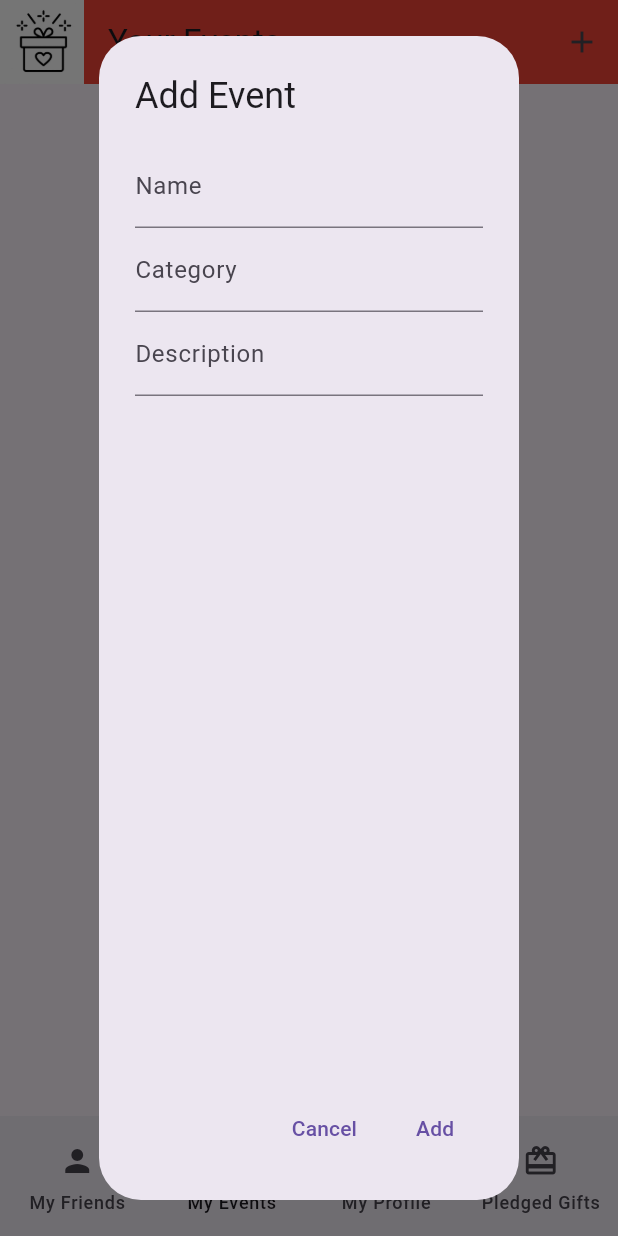
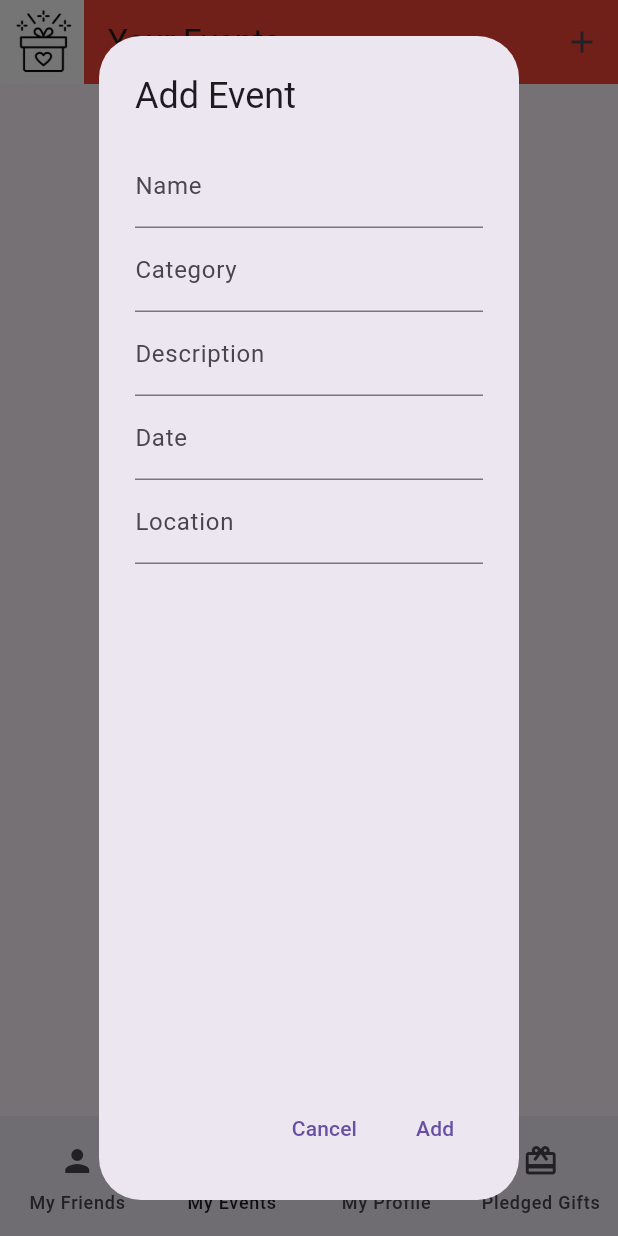
Before and after one commit to DevYehia/Hediaty-Gifter, a Flutter app: the MyMainPage screen opened directly, item 2 of the bottom bar chosen, after a tap on the "add" icon, on a phone screen of 412 x 824 dp. Run offline on Flutter 3.47's test engine with Material 3 defaults, Android fonts, the phone set to English and light mode, and no system bars; our stand-ins replace firebase_auth, firebase_core, firebase_database, sqflite; accounts and stored records are empty.

```diff
--- a/hediaty/lib/CustomWidgets/eventCreationDialog.dart
+++ b/hediaty/lib/CustomWidgets/eventCreationDialog.dart
@@ -1,12 +1,14 @@
 import 'package:flutter/material.dart';
-import 'package:hediaty/Models/LoggedUser.dart';
 import 'package:hediaty/Models/event.dart';
+import 'package:hediaty/Models/user.dart';
 
 class EventCreationDialog extends StatelessWidget{
 
   final eventNameController = TextEditingController();
   final eventCategoryController = TextEditingController();
   final eventDescriptionController = TextEditingController();
+  final eventDateController = TextEditingController();
+  final eventLocationController = TextEditingController();
   final VoidCallback setStateCallBack;
 
   EventCreationDialog({required this.setStateCallBack});
@@ -51,7 +53,28 @@ class EventCreationDialog extends StatelessWidget{
                       labelText: "Description",
                       ),
                     ),
+                    TextFormField(
+                      controller: eventDateController,
+                      decoration: InputDecoration(
+                        labelText: "Date",
+                        ),
+                      onTap: () async{
+                        DateTime? date = DateTime(1900);
+                        FocusScope.of(context).requestFocus(new FocusNode());
+                        date = await showDatePicker(
+                                  context: context,
+                                  initialDate:DateTime.now(),
+                                  firstDate:DateTime(1900),
+                                  lastDate: DateTime(2100));
 
+                        eventDateController.text = "${date?.day}/${date?.month}/${date?.year}";
+                        },),
+                    TextFormField(
+                      controller: eventLocationController,
+                      decoration: InputDecoration(
+                      labelText: "Location",
+                      ),
+                    ),
                   ],
         )
       ),
@@ -65,14 +88,16 @@ class EventCreationDialog extends StatelessWidget{
                     TextButton(
                       onPressed: () async{
                         if(globalFormKey.currentState!.validate()){
+
                           Map<String, Object?> eventData = {
                             'name' : eventNameController.text,
-                            'date' : "2011-11-22", //To Do --> Add proper date
+                            'date' : eventDateController.text, //To Do --> Add proper date
                             'category' : eventCategoryController.text,
-                            'location' : 'ElMarg',
+                            'location' : eventLocationController.text,
                             'description': eventDescriptionController.text,
-                            'userID' : LoggedUser.getLoggedUser().userID
+                            'userID' : UserModel.getLoggedUserID()
                           };
+                          print("Data Map is $eventData");
                           //insert to firebase
                           //get event ID
                           //insert to local DB
--- a/hediaty/lib/CustomWidgets/eventWidget.dart
+++ b/hediaty/lib/CustomWidgets/eventWidget.dart
@@ -37,7 +37,7 @@ class EventWidget extends StatelessWidget{
             Padding(
               padding: EdgeInsets.all(paddingPixels),
               //child: Text(DateFormat.yMd().format(event.eventDate), style: TextStyle(color:Colors.red))
-              child: Text(DateFormat.yMd().format(event.eventDate), style: TextStyle(color:Colors.red))
+              child: Text(event.eventDate.toString(), style: TextStyle(color:Colors.red))
             ),]
         )
         ),
--- a/hediaty/lib/CustomWidgets/giftCreationDialog.dart
+++ b/hediaty/lib/CustomWidgets/giftCreationDialog.dart
@@ -1,5 +1,4 @@
 import 'package:flutter/material.dart';
-import 'package:hediaty/Models/LoggedUser.dart';
 import 'package:hediaty/Models/gift.dart';
 
 class GiftCreationDialog extends StatelessWidget{
--- a/hediaty/lib/Models/LoggedUser.dart
+++ /dev/null
@@ -1,23 +0,0 @@
-import 'package:firebase_auth/firebase_auth.dart';
-import 'package:hediaty/Models/user.dart';
-
-class LoggedUser{
-
-  static UserModel? loggedUser;
-  LoggedUser._();
-
-  static UserModel getLoggedUser(){
-    return loggedUser!;
-  }
-
-  static void logOutUser(){
-    loggedUser = null;
-  }
-
-  static Future<void> logInUser() async{
-      String loggedUserID = await UserModel.getUserIDByEmail(FirebaseAuth.instance.currentUser!.email!);
-      loggedUser = UserModel.fromID(loggedUserID);
-      await loggedUser!.initUserModelByIDFirebase();
-  }
-
-}
--- a/hediaty/lib/Models/event.dart
+++ b/hediaty/lib/Models/event.dart
@@ -4,7 +4,7 @@ import 'package:hediaty/Models/DBManager.dart';
 class Event{
   String eventID;
   String eventName;
-  DateTime eventDate;
+  String eventDate;
   String category;
   String location;
   String? description;
@@ -26,7 +26,7 @@ class Event{
     for(final rawEvent in rawEvents){
       events.add(Event(eventID: rawEvent["ID"],
       eventName: rawEvent["name"],
-      eventDate: DateTime.parse(rawEvent["date"]),
+      eventDate: rawEvent["date"],
       category: rawEvent["category"],
       location: rawEvent["location"],
       description: rawEvent["description"],
@@ -51,7 +51,7 @@ class Event{
       //print("raw event is $rawEvent");
       events.add(Event(eventID: rawEventKey,
       eventName: rawEvent["name"],
-      eventDate: DateTime.parse(rawEvent["date"]),
+      eventDate: rawEvent["date"],
       category: rawEvent["category"],
       location: rawEvent["location"],
       description: rawEvent["description"],
@@ -86,5 +86,18 @@ class Event{
     return newEventRef.key!;
   }
 
+  static Future<Event> getEventByID(String inputEventID) async{
+    var fetchedEvent = await FirebaseDatabase.instance.ref("Events/$inputEventID").get();
+    Map rawEvent = fetchedEvent.value as Map;
+    return Event(eventID: fetchedEvent.key!,
+      eventName: rawEvent["name"],
+      eventDate: rawEvent["date"],
+      category: rawEvent["category"],
+      location: rawEvent["location"],
+      description: rawEvent["description"],
+      userID: rawEvent["userID"]);
+
+  }
+
 
 }
--- a/hediaty/lib/Models/user.dart
+++ b/hediaty/lib/Models/user.dart
@@ -1,3 +1,4 @@
+import 'package:firebase_auth/firebase_auth.dart';
 import 'package:firebase_database/firebase_database.dart';
 import 'package:hediaty/Models/DBManager.dart';
 import 'package:hediaty/Models/event.dart';
@@ -141,6 +142,9 @@ class UserModel{
 
     }
 
+    static String getLoggedUserID(){
+      return FirebaseAuth.instance.currentUser!.uid;
+    }
 
 
 }
--- a/hediaty/lib/Pages/LoginPage.dart
+++ b/hediaty/lib/Pages/LoginPage.dart
@@ -1,6 +1,5 @@
 import 'package:firebase_auth/firebase_auth.dart';
 import 'package:flutter/material.dart';
-import 'package:hediaty/Models/LoggedUser.dart';
 import 'package:hediaty/Models/gift.dart';
 import 'package:hediaty/Pages/SignUpPage.dart';
 import 'package:hediaty/Pages/mainPage.dart';
@@ -25,11 +24,11 @@ class LoginPageState extends State<LoginPage>{
         email: email,
         password: password
      );
-      await LoggedUser.logInUser();
+      //await LoggedUser.logInUser();
 
 
       //sync data from firebase with local
-      await Gift.syncFirebaseWithLocalGifts();
+      //await Gift.syncFirebaseWithLocalGifts();
       Navigator.push(context, MaterialPageRoute(builder: (context) => MyMainPage(title: "Gifter")));
     }
     on FirebaseAuthException catch (e) {
--- a/hediaty/lib/Pages/eventsPage.dart
+++ b/hediaty/lib/Pages/eventsPage.dart
@@ -3,7 +3,6 @@ import 'package:firebase_database/firebase_database.dart';
 import 'package:flutter/material.dart';
 import 'package:hediaty/CustomWidgets/eventCreationDialog.dart';
 import 'package:hediaty/Models/DBManager.dart';
-import 'package:hediaty/Models/LoggedUser.dart';
 import 'package:hediaty/Models/event.dart';
 import 'package:hediaty/CustomWidgets/eventWidget.dart';
 import 'package:hediaty/Models/user.dart';
--- a/hediaty/lib/Pages/giftDescriptionPage.dart
+++ b/hediaty/lib/Pages/giftDescriptionPage.dart
@@ -1,7 +1,7 @@
 import 'package:flutter/material.dart';
 import 'package:hediaty/CustomWidgets/giftWidget.dart';
-import 'package:hediaty/Models/LoggedUser.dart';
 import 'package:hediaty/Models/gift.dart';
+import 'package:hediaty/Models/user.dart';
 
 class GiftDescriptionPage extends StatelessWidget{
   final String title;
@@ -63,7 +63,7 @@ class GiftDescriptionPage extends StatelessWidget{
             (isOwner || isPledged)?
             const Text(""):
             ElevatedButton(onPressed: (){
-              Gift.pledgeFriendGift(gift.ID, LoggedUser.getLoggedUser().userID);
+              Gift.pledgeFriendGift(gift.ID, UserModel.getLoggedUserID());
               Navigator.pop(context);
             },
              child: Text("Pledge"))
--- a/hediaty/lib/Pages/homePage.dart
+++ b/hediaty/lib/Pages/homePage.dart
@@ -1,7 +1,6 @@
 import 'package:firebase_auth/firebase_auth.dart';
 import 'package:firebase_database/firebase_database.dart';
 import 'package:flutter/material.dart';
-import 'package:hediaty/Models/LoggedUser.dart';
 import 'package:hediaty/Models/user.dart';
 import '../CustomWidgets/friend_widget.dart';
 import '../Pages/eventsPage.dart';
@@ -20,7 +19,9 @@ class _MyHomePageState extends State<MyHomePage> {
 
   Future<void> initFriendsList() async{
     //print("email is ${FirebaseAuth.instance.currentUser!.email!}");
-    UserModel loggedInUser = LoggedUser.getLoggedUser();
+    UserModel loggedInUser = UserModel.fromID(UserModel.getLoggedUserID());
+    await loggedInUser.initUserModelByIDFirebase();
+
     List<UserModel> friendModelList = await loggedInUser.getAllFriendsFirebase();
     friendList = friendModelList.map((friend) => FriendWidget(friend: friend, eventCount: friend.eventCount,),).toList();
     //print(friendList);
@@ -68,8 +69,7 @@ class _MyHomePageState extends State<MyHomePage> {
                     TextButton(
                       onPressed: () async{
                           String friendPhone = newFriendNameController.text;
-                          UserModel loggedInUser = LoggedUser.getLoggedUser();
-                          await UserModel.addFriend(loggedInUser.userID,friendPhone);
+                          await UserModel.addFriend(UserModel.getLoggedUserID(),friendPhone);
                           await initFriendsList();
                         setState(() {
 
--- a/hediaty/lib/Pages/mainPage.dart
+++ b/hediaty/lib/Pages/mainPage.dart
@@ -1,5 +1,4 @@
 import 'package:flutter/material.dart';
-import 'package:hediaty/Models/LoggedUser.dart';
 import 'package:hediaty/Models/user.dart';
 import 'package:hediaty/Pages/pledgedGiftsPage.dart';
 import 'package:hediaty/Pages/profilePage.dart';
@@ -18,12 +17,13 @@ class MyMainPage extends StatefulWidget {
 
 class _MyMainPageState extends State<MyMainPage> {
   int navCurrIndex = 0;
-  UserModel loggedInUser = LoggedUser.getLoggedUser();
+  //UserModel loggedInUser = LoggedUser.getLoggedUser();
+  String loggedUserID = UserModel.getLoggedUserID();
 
   StatefulWidget selectedPage = MyHomePage(title: "Your Friends");
   @override
   Widget build(BuildContext context) {
-    print("Logged User Now is ${loggedInUser.userID}");
+    print("Logged User Now is ${loggedUserID}");
     return Scaffold(
       body: selectedPage,
       bottomNavigationBar: NavigationBar(
@@ -34,13 +34,13 @@ class _MyMainPageState extends State<MyMainPage> {
               selectedPage = MyHomePage(title: "Your Friends");
             }
             else if(index == 1){
-              selectedPage = EventPage(title: "Your Events", isOwner: true,userID: loggedInUser.userID,);
+              selectedPage = EventPage(title: "Your Events", isOwner: true,userID: loggedUserID,);
             }
             else if(index == 2){
               selectedPage = ProfilePage();
             }
             else if(index == 3){
-              selectedPage = PledgedGiftsPage(userID: loggedInUser.userID,);
+              selectedPage = PledgedGiftsPage(userID: loggedUserID,);
             }
           });
         },
--- a/hediaty/lib/main.dart
+++ b/hediaty/lib/main.dart
@@ -31,6 +31,11 @@ Future<void> resetLocalDB() async{
     final database =await DBManager.getDataBase();
     try{
         await database.execute("DROP TABLE EVENTS");
+    }
+    catch (e){
+
+    }
+    try{
         await database.execute("DROP TABLE GIFTS");
     }
     catch (e){
```
Also changed, not shown: hediaty/lib/CustomWidgets/pledgedGiftWidget.dart (+54 -11 lines), hediaty/lib/Models/gift.dart (+8 -4 lines), hediaty/lib/Pages/SignUpPage.dart (+17 -12 lines), hediaty/lib/Pages/pledgedGiftsPage.dart (+6 -1 lines).
